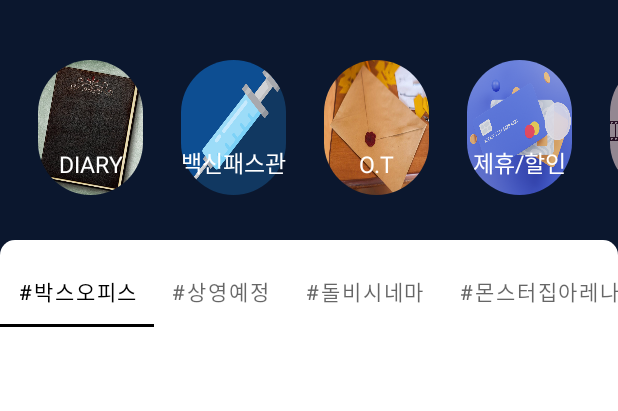
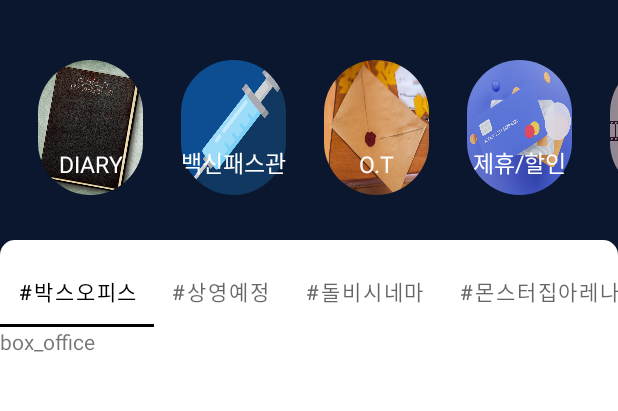
Before and after one commit to OliviaYJH/Megabox_Clone, an Android app: the screen it shows after launch (StartActivity), on a phone screen of 412 x 824 dp, the part 60-471 px from its top. Run offline under Robolectric (Android 15) with nearby library versions, the phone set to English and light mode, and no system bars.

Commit message:
connet tablayout and BoxOfficeFragment

```diff
--- a/app/src/main/java/com/example/rc_aos_megabox/HomeFragment.kt
+++ b/app/src/main/java/com/example/rc_aos_megabox/HomeFragment.kt
@@ -13,6 +13,9 @@ import com.example.rc_aos_megabox.tablayout.PlannedScreeningFragment
 class HomeFragment : Fragment() {
 
     private lateinit var binding : FragmentHomeBinding
+    lateinit var tab1: BoxOfficeFragment
+    lateinit var tab2: PlannedScreeningFragment
+    lateinit var tab3: DollCinemaFragment
 
     override fun onCreateView(
         inflater: LayoutInflater, container: ViewGroup?,
@@ -26,7 +29,12 @@ class HomeFragment : Fragment() {
         binding.ivCard.clipToOutline = true
         binding.ivMovie.clipToOutline = true
 
-        val list = listOf(BoxOfficeFragment(), PlannedScreeningFragment(), DollCinemaFragment())
+        tab1 = BoxOfficeFragment()
+        tab2 = PlannedScreeningFragment()
+        tab3 = DollCinemaFragment()
+
+        childFragmentManager.beginTransaction().add(R.id.tab_framelayout, tab1).commit()
+
 
         return binding.root
     }
--- a/app/src/main/res/layout/fragment_box_office.xml
+++ b/app/src/main/res/layout/fragment_box_office.xml
@@ -9,6 +9,6 @@
     <TextView
         android:layout_width="match_parent"
         android:layout_height="match_parent"
-        android:text="@string/hello_blank_fragment" />
+        android:text="box_office" />
 
 </FrameLayout>
--- a/app/src/main/res/layout/fragment_home.xml
+++ b/app/src/main/res/layout/fragment_home.xml
@@ -231,7 +231,11 @@
 
             </com.google.android.material.tabs.TabLayout>
 
-
+            <FrameLayout
+                android:id="@+id/tab_framelayout"
+                android:layout_width="match_parent"
+                android:layout_height="100dp"
+                android:layout_below="@+id/tablayout"/>
 
         </RelativeLayout>
     </ScrollView>
```
